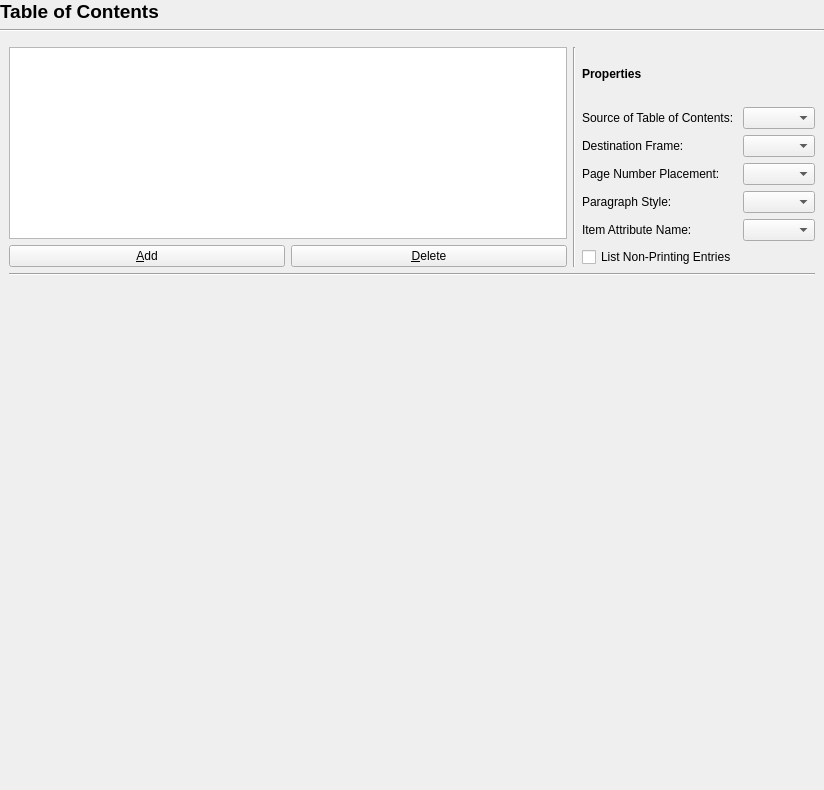
The window that scribus/ui/prefs_tableofcontentsbase.ui (scribusproject/scribus) describes before a commit, drawn with Qt 5.
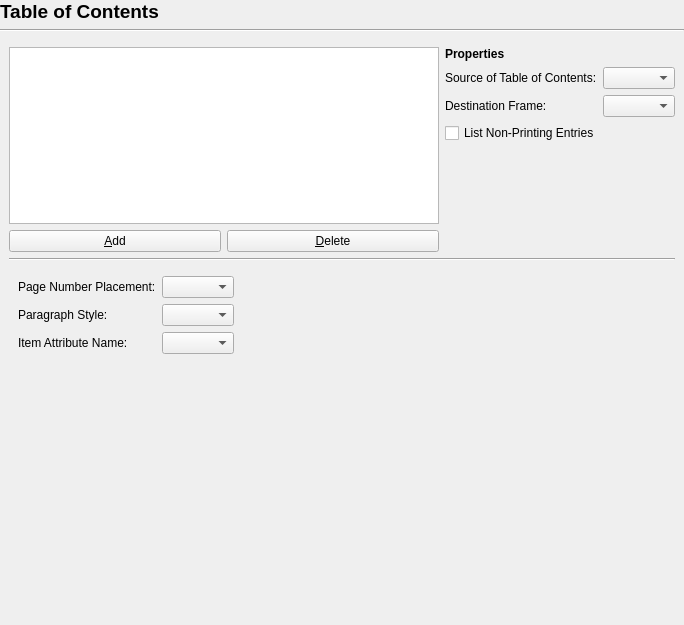
The same window after the commit. The open tabs and pages were chosen to show the change.

Commit message: Update to TOC UI. Move attributes to stack widget as planned. Adjust enabling some widgets, and adding of data.

Diff of the .ui file:
```diff
--- a/scribus/ui/prefs_tableofcontentsbase.ui
+++ b/scribus/ui/prefs_tableofcontentsbase.ui
@@ -6,8 +6,8 @@
    <rect>
     <x>0</x>
     <y>0</y>
-    <width>824</width>
-    <height>790</height>
+    <width>684</width>
+    <height>625</height>
    </rect>
   </property>
   <layout class="QVBoxLayout" name="verticalLayout">
@@ -60,13 +60,13 @@
        <rect>
         <x>0</x>
         <y>0</y>
-        <width>824</width>
-        <height>748</height>
+        <width>684</width>
+        <height>583</height>
        </rect>
       </property>
       <layout class="QVBoxLayout" name="verticalLayout_8">
        <item>
-        <layout class="QHBoxLayout" name="horizontalLayout_4">
+        <layout class="QHBoxLayout" name="horizontalLayout_3">
          <item>
           <layout class="QVBoxLayout" name="verticalLayout_3">
            <item>
@@ -98,13 +98,6 @@
            </item>
           </layout>
          </item>
-         <item>
-          <widget class="Line" name="line_4">
-           <property name="orientation">
-            <enum>Qt::Vertical</enum>
-           </property>
-          </widget>
-         </item>
          <item>
           <layout class="QVBoxLayout" name="verticalLayout_5">
            <item>
@@ -121,12 +114,7 @@
             </widget>
            </item>
            <item>
-            <layout class="QHBoxLayout" name="horizontalLayout_3">
-             <item>
               <layout class="QFormLayout" name="formLayout">
-               <property name="formAlignment">
-                <set>Qt::AlignLeading|Qt::AlignLeft|Qt::AlignTop</set>
-               </property>
                <item row="0" column="0">
                 <widget class="QLabel" name="label_3">
                  <property name="text">
@@ -158,58 +146,7 @@
                  </property>
                 </widget>
                </item>
-               <item row="2" column="0">
-                <widget class="QLabel" name="tocNumberPlacementLabel">
-                 <property name="text">
-                  <string>Page Number Placement:</string>
-                 </property>
-                 <property name="wordWrap">
-                  <bool>false</bool>
-                 </property>
-                </widget>
-               </item>
-               <item row="2" column="1">
-                <widget class="QComboBox" name="itemNumberPlacementComboBox">
-                 <property name="toolTip">
-                  <string>Place page numbers of the entries at the beginning or the end of the line, or not at all</string>
-                 </property>
-                </widget>
-               </item>
-               <item row="3" column="0">
-                <widget class="QLabel" name="tocParagraphStyleLabel">
-                 <property name="text">
-                  <string>Paragraph Style:</string>
-                 </property>
-                 <property name="wordWrap">
-                  <bool>false</bool>
-                 </property>
-                </widget>
-               </item>
-               <item row="3" column="1">
-                <widget class="QComboBox" name="itemParagraphStyleComboBox">
-                 <property name="toolTip">
-                  <string>The paragraph style used for the entry lines</string>
-                 </property>
-                </widget>
-               </item>
-               <item row="4" column="0">
-                <widget class="QLabel" name="tocItemAttrLabel">
-                 <property name="text">
-                  <string>Item Attribute Name:</string>
-                 </property>
-                 <property name="wordWrap">
-                  <bool>false</bool>
-                 </property>
-                </widget>
-               </item>
-               <item row="4" column="1">
-                <widget class="QComboBox" name="itemAttrComboBox">
-                 <property name="toolTip">
-                  <string>The Item Attribute that will be set on frames used as a basis for creation of the entries</string>
-                 </property>
-                </widget>
-               </item>
-               <item row="5" column="0">
+             <item row="2" column="0" colspan="2">
                 <widget class="QCheckBox" name="itemListNonPrintingCheckBox">
                  <property name="toolTip">
                   <string>Include frames that are set to not print</string>
@@ -221,7 +158,18 @@
                </item>
               </layout>
              </item>
-            </layout>
+           <item>
+            <spacer name="verticalSpacer_6">
+             <property name="orientation">
+              <enum>Qt::Vertical</enum>
+             </property>
+             <property name="sizeHint" stdset="0">
+              <size>
+               <width>20</width>
+               <height>40</height>
+              </size>
+             </property>
+            </spacer>
            </item>
           </layout>
          </item>
@@ -474,7 +422,95 @@
            </item>
           </layout>
          </widget>
-         <widget class="QWidget" name="page_2"/>
+         <widget class="QWidget" name="page_2">
+          <layout class="QVBoxLayout" name="verticalLayout_4">
+           <item>
+            <layout class="QHBoxLayout" name="horizontalLayout_6">
+             <item>
+              <layout class="QFormLayout" name="formLayout_3">
+               <item row="0" column="0">
+                <widget class="QLabel" name="tocNumberPlacementLabel">
+                 <property name="text">
+                  <string>Page Number Placement:</string>
+                 </property>
+                 <property name="wordWrap">
+                  <bool>false</bool>
+                 </property>
+                </widget>
+               </item>
+               <item row="0" column="1">
+                <widget class="QComboBox" name="itemNumberPlacementComboBox">
+                 <property name="toolTip">
+                  <string>Place page numbers of the entries at the beginning or the end of the line, or not at all</string>
+                 </property>
+                </widget>
+               </item>
+               <item row="1" column="0">
+                <widget class="QLabel" name="tocParagraphStyleLabel">
+                 <property name="text">
+                  <string>Paragraph Style:</string>
+                 </property>
+                 <property name="wordWrap">
+                  <bool>false</bool>
+                 </property>
+                </widget>
+               </item>
+               <item row="1" column="1">
+                <widget class="QComboBox" name="itemParagraphStyleComboBox">
+                 <property name="toolTip">
+                  <string>The paragraph style used for the entry lines</string>
+                 </property>
+                </widget>
+               </item>
+               <item row="2" column="0">
+                <widget class="QLabel" name="tocItemAttrLabel">
+                 <property name="text">
+                  <string>Item Attribute Name:</string>
+                 </property>
+                 <property name="wordWrap">
+                  <bool>false</bool>
+                 </property>
+                </widget>
+               </item>
+               <item row="2" column="1">
+                <widget class="QComboBox" name="itemAttrComboBox">
+                 <property name="toolTip">
+                  <string>The Item Attribute that will be set on frames used as a basis for creation of the entries</string>
+                 </property>
+                </widget>
+               </item>
+              </layout>
+             </item>
+             <item>
+              <spacer name="horizontalSpacer_4">
+               <property name="orientation">
+                <enum>Qt::Horizontal</enum>
+               </property>
+               <property name="sizeHint" stdset="0">
+                <size>
+                 <width>40</width>
+                 <height>20</height>
+                </size>
+               </property>
+              </spacer>
+             </item>
+            </layout>
+           </item>
+           <item>
+            <spacer name="verticalSpacer_3">
+             <property name="orientation">
+              <enum>Qt::Vertical</enum>
+             </property>
+             <property name="sizeHint" stdset="0">
+              <size>
+               <width>20</width>
+               <height>189</height>
+              </size>
+             </property>
+            </spacer>
+           </item>
+          </layout>
+         </widget>
         </widget>
        </item>
        <item>
```
Left out of the diff: 2 changed lines with no effect on the pictures. Lines whose indentation alone changed are shown as unchanged. The commit also changes 1 other file.
